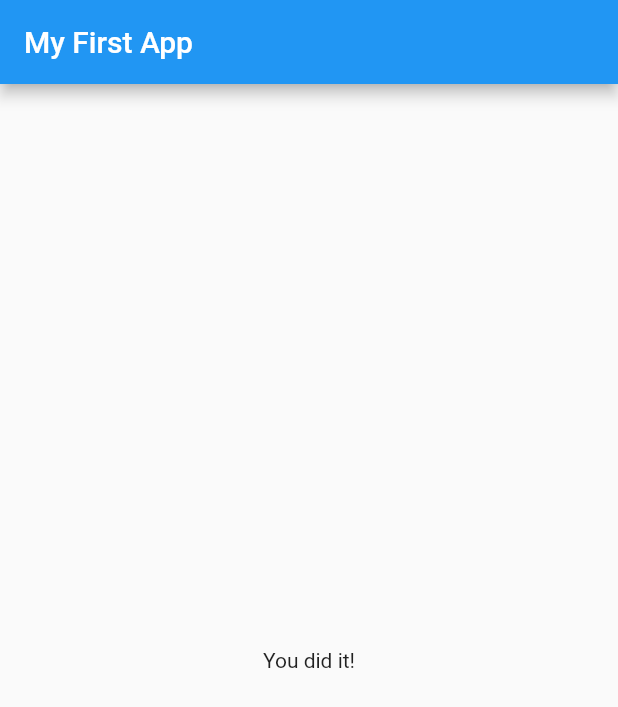
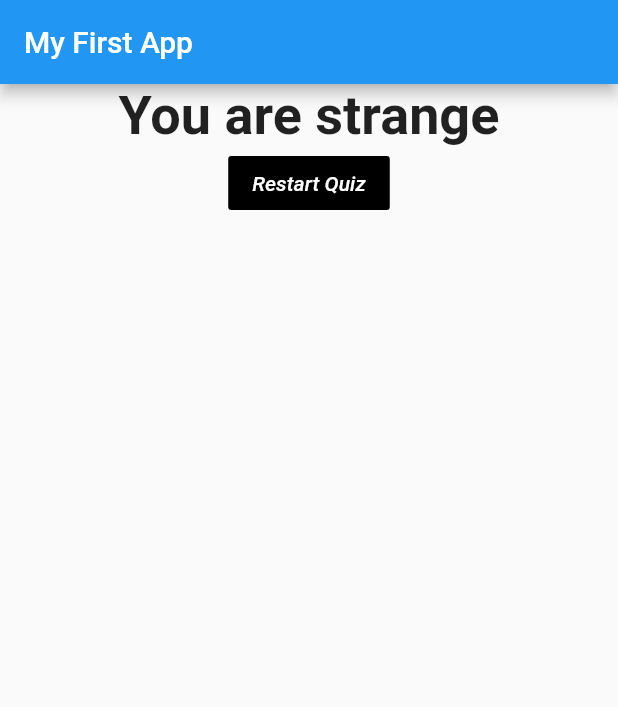
Before and after one commit to jackiegatwiri/FlutterBasics, a Flutter app: the screen it shows after launch, after a tap on "Black", after a tap on "Lion", after a tap on "Maxes", on a phone screen of 412 x 824 dp. Shown: the top 707 px of the screen. Run offline on Flutter 3.47's test engine with Material 2 defaults, Android fonts, the phone set to English and light mode, and no system bars.

Commit message:
finish basic

```diff
--- a/lib/main.dart
+++ b/lib/main.dart
@@ -1,6 +1,8 @@
 import 'package:flutter/material.dart';
 import './question.dart';
 import './answer.dart';
+import './quiz.dart';
+import './result.dart';
 //Every widget is a class in flutter
 //runApp tells flutter to draw something on the screen
 
@@ -17,28 +19,52 @@ class MyApp extends StatefulWidget {
 }
 
 class _MyAppState extends State<MyApp> {
-  var _questionIndex = 0;
-  final questions = const [
+  final _questions = const [
     {
       'questionText': 'What\'s your favorite colour?',
-      'answers': ['Black', 'Red', 'Green', 'White'],
+      'answers': [
+        {'text': 'Black', 'score': 10},
+        {'text': 'Red', 'score': 5},
+        {'text': 'Green', 'score': 2},
+        {'text': 'White', 'score': 1}
+      ],
     },
     {
       'questionText': 'What\'s your favorite animal?',
-      'answers': ['Rabbit', 'Lion', 'Elephant', 'Dog'],
+      'answers': [
+        {'text': 'Rabbit', 'score': 10},
+        {'text': 'Lion', 'score': 5},
+        {'text': 'Elephant', 'score': 2},
+        {'text': 'Dog', 'score': 1}
+      ],
     },
     {
       'questionText': 'Who\'s your favorite instructor?',
-      'answers': ['Max', 'Maxe', 'Maxes', 'Maxine'],
+      'answers': [
+        {'text': 'Max', 'score': 10},
+        {'text': 'Maxe', 'score': 5},
+        {'text': 'Maxes', 'score': 2},
+        {'text': 'Maxine', 'score': 1}
+      ],
     },
   ];
+  var _questionIndex = 0;
+  var _totalScore = 0;
 
-  void _answerQuestion() {
+  void _resetQuiz() {
+    setState(() {
+      _questionIndex = 0;
+      _totalScore = 0;
+    });
+  }
+
+  void _answerQuestion(int score) {
     //setState is a function that forces flutter to rerender the ui
+    _totalScore += score;
     setState(() {
       _questionIndex = _questionIndex + 1;
     });
-    if (_questionIndex < questions.length) {
+    if (_questionIndex < _questions.length) {
       print('we have more questions!');
     }
   }
@@ -55,19 +81,13 @@ class _MyAppState extends State<MyApp> {
         appBar: AppBar(
           title: Text('My First App'),
         ),
-        body: _questionIndex < questions.length
-            ? Column(
-                children: <Widget>[
-                  Question(questions[_questionIndex]['questionText']),
-                  ...(questions[_questionIndex]['answers'] as List<String>)
-                      .map((answer) {
-                    return Answer(_answerQuestion, answer);
-                  }).toList()
-                ],
+        body: _questionIndex < _questions.length
+            ? Quiz(
+                answerQuestion: _answerQuestion,
+                questionIndex: _questionIndex,
+                questions: _questions,
               )
-            : Center(
-                child: Text('You did it!'),
-              ),
+            : Result(_totalScore, _resetQuiz),
       ),
     );
   }
--- /dev/null
+++ b/lib/quiz.dart
@@ -0,0 +1,27 @@
+import 'package:flutter/material.dart';
+import './question.dart';
+import './answer.dart';
+
+class Quiz extends StatelessWidget {
+  final List<Map<String, Object>> questions;
+  final Function answerQuestion;
+  final int questionIndex;
+
+  Quiz(
+      {@required this.questions,
+      @required this.answerQuestion,
+      @required this.questionIndex});
+
+  @override
+  Widget build(BuildContext context) {
+    return Column(
+      children: <Widget>[
+        Question(questions[questionIndex]['questionText']
+        ),
+        ...(questions[questionIndex]['answers'] as List<Map<String, Object>>).map((answer) {
+          return Answer(() => answerQuestion(answer['score']), answer['text']);
+        }).toList()
+      ],
+    );
+  }
+}
--- /dev/null
+++ b/lib/result.dart
@@ -0,0 +1,40 @@
+import 'package:flutter/material.dart';
+
+class Result extends StatelessWidget {
+  final int totalScore;
+  final Function resetQuiz;
+  Result(this.totalScore, this.resetQuiz);
+  String get resultPhrase {
+    String resultText;
+    if (totalScore <= 8) {
+      resultText = "Yoa are awesome";
+    } else if (totalScore <= 12) {
+      resultText = "Pretty Likeable";
+    } else {
+      resultText = "You are strange";
+    }
+    return resultText;
+  }
+
+  @override
+  Widget build(BuildContext context) {
+    return Center(
+      child: Column(
+        children: <Widget>[
+          Text(
+            resultPhrase,
+            style: TextStyle(fontSize: 36, fontWeight: FontWeight.bold),
+            textAlign: TextAlign.center,
+          ),
+          FlatButton(
+            child: Text('Restart Quiz',
+                style: TextStyle(fontStyle: FontStyle.italic)),
+            color: Colors.black,
+            textColor: Colors.white,
+            onPressed: resetQuiz,
+          )
+        ],
+      ),
+    );
+  }
+}
```
